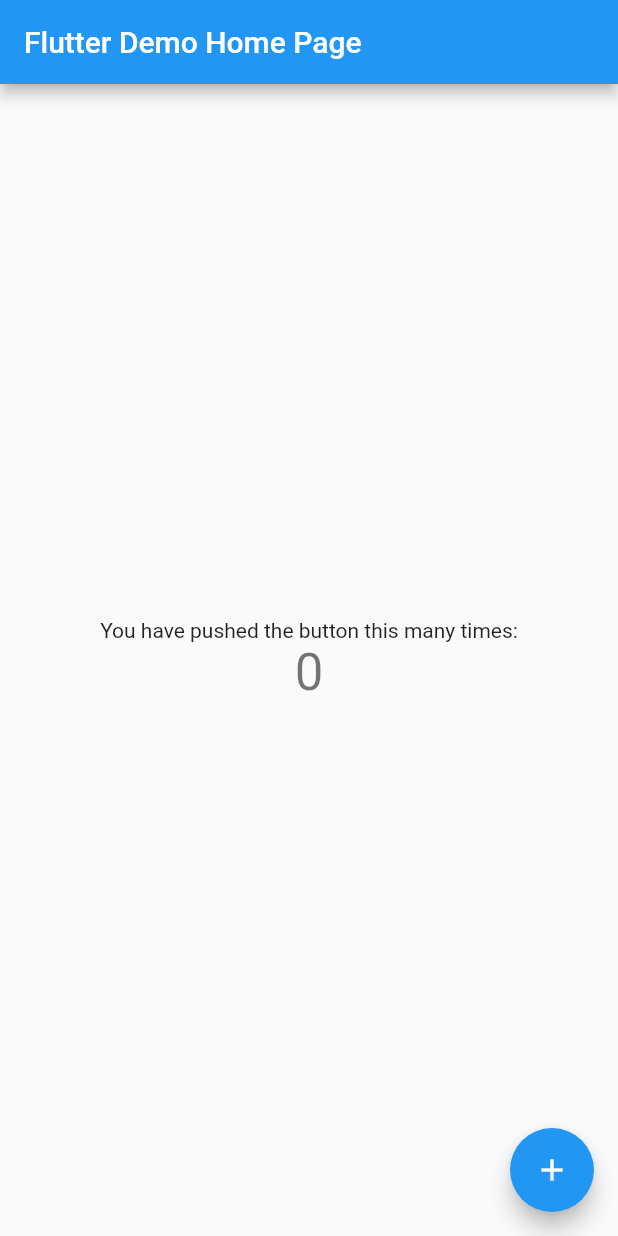
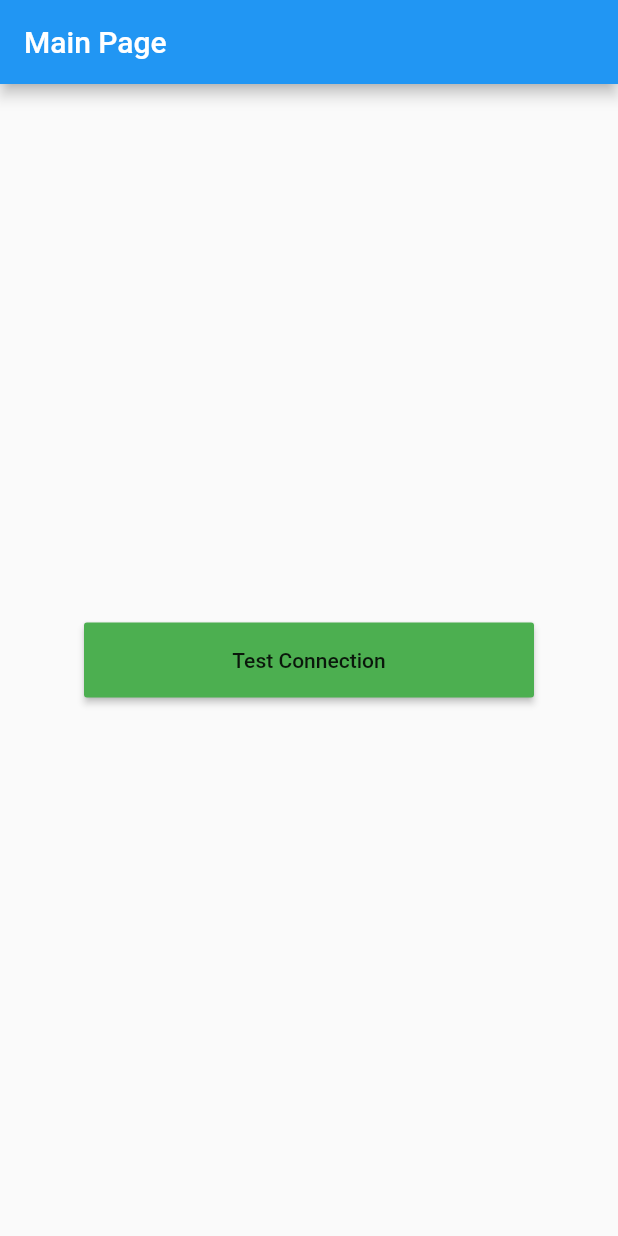
Before and after one commit to Sheshank-Srivastava/Car_Rider, a Flutter app: the screen it shows after launch, on a phone screen of 412 x 824 dp. Run offline on Flutter 3.47's test engine with Material 2 defaults, Android fonts, the phone set to English and light mode, and no system bars; our stand-ins replace firebase_core, firebase_database; accounts and stored records are empty.

Commit message:
Firebase is setup to project

```diff
--- a/lib/main.dart
+++ b/lib/main.dart
@@ -1,7 +1,33 @@
+import 'package:cab_rider/screens/mainpage.dart';
 import 'package:flutter/material.dart';
+import 'dart:async';
+import 'dart:io' show Platform;
 
-void main() {
-  runApp(MyApp());
+import 'package:flutter/material.dart';
+import 'package:firebase_core/firebase_core.dart';
+import 'package:firebase_database/firebase_database.dart';
+
+Future<void> main() async {
+  WidgetsFlutterBinding.ensureInitialized();
+  final FirebaseApp app = await Firebase.initializeApp(
+    name: 'db2',
+    options: Platform.isIOS || Platform.isMacOS
+        ? FirebaseOptions(
+      appId: '1:297855924061:ios:c6de2b69b03a5be8',
+      apiKey: 'AIzaSyD_shO5mfO9lhy2TVWhfo1VUmARKlG4suk',
+      projectId: 'flutter-firebase-plugins',
+      messagingSenderId: '297855924061',
+      databaseURL: 'https://flutterfire-cd2f7.firebaseio.com',
+    )
+        : FirebaseOptions(
+      appId: '1:250754696730:android:f535efb677a19747ddf3a3',
+      apiKey: 'AIzaSyDEXAnF70OJCrEukS1nS3oTZ_bfIPi37vg',
+      messagingSenderId: '297855924061',
+      projectId: 'greentaxi-9d858',
+      databaseURL: 'https://greentaxi-9d858-default-rtdb.firebaseio.com',
+    ),
+  );
+ runApp(MyApp());
 }
 
 class MyApp extends StatelessWidget {
@@ -26,92 +52,7 @@ class MyApp extends StatelessWidget {
         // closer together (more dense) than on mobile platforms.
         visualDensity: VisualDensity.adaptivePlatformDensity,
       ),
-      home: MyHomePage(title: 'Flutter Demo Home Page'),
+      home: MainPage(),
     );
   }
 }
-
-class MyHomePage extends StatefulWidget {
-  MyHomePage({Key key, this.title}) : super(key: key);
-
-  // This widget is the home page of your application. It is stateful, meaning
-  // that it has a State object (defined below) that contains fields that affect
-  // how it looks.
-
-  // This class is the configuration for the state. It holds the values (in this
-  // case the title) provided by the parent (in this case the App widget) and
-  // used by the build method of the State. Fields in a Widget subclass are
-  // always marked "final".
-
-  final String title;
-
-  @override
-  _MyHomePageState createState() => _MyHomePageState();
-}
-
-class _MyHomePageState extends State<MyHomePage> {
-  int _counter = 0;
-
-  void _incrementCounter() {
-    setState(() {
-      // This call to setState tells the Flutter framework that something has
-      // changed in this State, which causes it to rerun the build method below
-      // so that the display can reflect the updated values. If we changed
-      // _counter without calling setState(), then the build method would not be
-      // called again, and so nothing would appear to happen.
-      _counter++;
-    });
-  }
-
-  @override
-  Widget build(BuildContext context) {
-    // This method is rerun every time setState is called, for instance as done
-    // by the _incrementCounter method above.
-    //
-    // The Flutter framework has been optimized to make rerunning build methods
-    // fast, so that you can just rebuild anything that needs updating rather
-    // than having to individually change instances of widgets.
-    return Scaffold(
-      appBar: AppBar(
-        // Here we take the value from the MyHomePage object that was created by
-        // the App.build method, and use it to set our appbar title.
-        title: Text(widget.title),
-      ),
-      body: Center(
-        // Center is a layout widget. It takes a single child and positions it
-        // in the middle of the parent.
-        child: Column(
-          // Column is also a layout widget. It takes a list of children and
-          // arranges them vertically. By default, it sizes itself to fit its
-          // children horizontally, and tries to be as tall as its parent.
-          //
-          // Invoke "debug painting" (press "p" in the console, choose the
-          // "Toggle Debug Paint" action from the Flutter Inspector in Android
-          // Studio, or the "Toggle Debug Paint" command in Visual Studio Code)
-          // to see the wireframe for each widget.
-          //
-          // Column has various properties to control how it sizes itself and
-          // how it positions its children. Here we use mainAxisAlignment to
-          // center the children vertically; the main axis here is the vertical
-          // axis because Columns are vertical (the cross axis would be
-          // horizontal).
-          mainAxisAlignment: MainAxisAlignment.center,
-          children: <Widget>[
-            Text(
-              'You have pushed the button this many times:',
-            ),
-            Text(
-              '$_counter',
-              style: Theme.of(context).textTheme.headline4,
-            ),
-          ],
-        ),
-      ),
-      floatingActionButton: FloatingActionButton(
-        onPressed: _incrementCounter,
-        tooltip: 'Increment',
-        child: Icon(Icons.add),
-      ), // This trailing comma makes auto-formatting nicer for build methods.
-    );
-  }
-}
--- /dev/null
+++ b/lib/screens/mainpage.dart
@@ -0,0 +1,30 @@
+import 'package:firebase_database/firebase_database.dart';
+import 'package:flutter/material.dart';
+
+class MainPage extends StatefulWidget {
+  @override
+  _MainPageState createState() => _MainPageState();
+}
+
+class _MainPageState extends State<MainPage> {
+  @override
+  Widget build(BuildContext context) {
+    return Scaffold(
+      appBar: AppBar(
+        title: Text('Main Page'),
+      ),
+      body: Center(
+        child: MaterialButton(
+          onPressed: (){
+            DatabaseReference dbref = FirebaseDatabase.instance.reference().child('Test');
+            dbref.set('isConnected');
+          },
+          height: 50,
+          minWidth: 300,
+          color: Colors.green,
+          child: Text('Test Connection'),
+        ),
+      ),
+    );
+  }
+}
--- a/pubspec.yaml
+++ b/pubspec.yaml
@@ -28,6 +28,9 @@ dependencies:
   # The following adds the Cupertino Icons font to your application.
   # Use with the CupertinoIcons class for iOS style icons.
   cupertino_icons: ^1.0.0
+  firebase_core: ^0.7.0
+  firebase_auth: ^0.20.0+1
+  firebase_database: ^6.0.0
 
 dev_dependencies:
   flutter_test:
```
Also changed, not shown: pubspec.lock, 4 other files.
